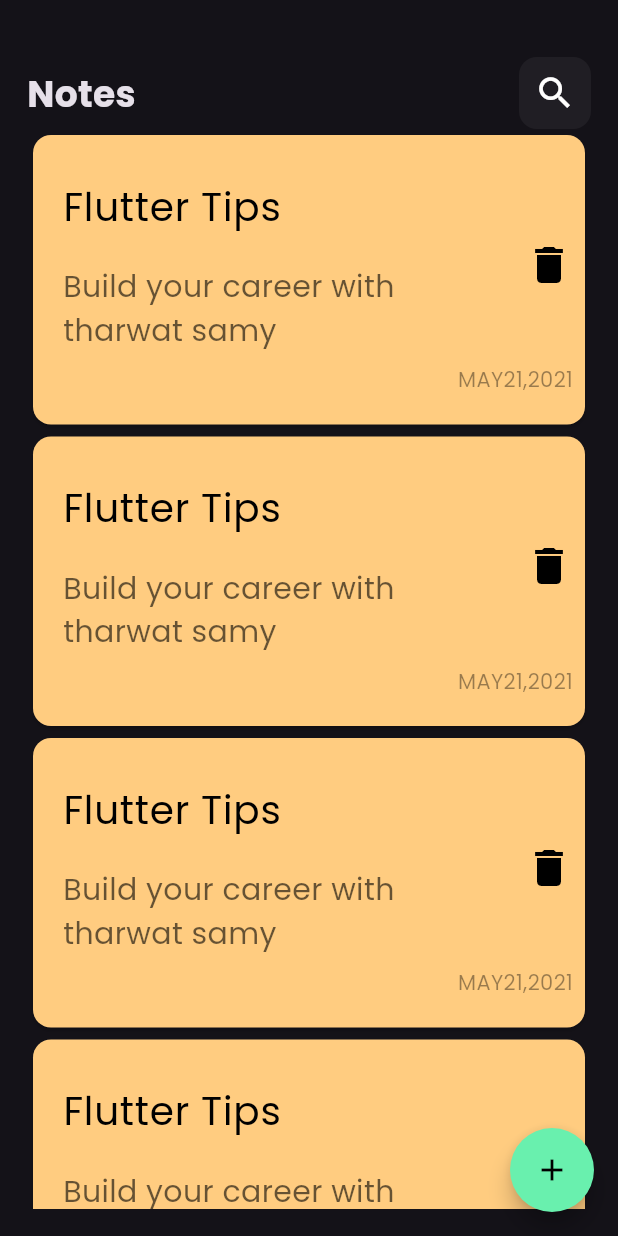
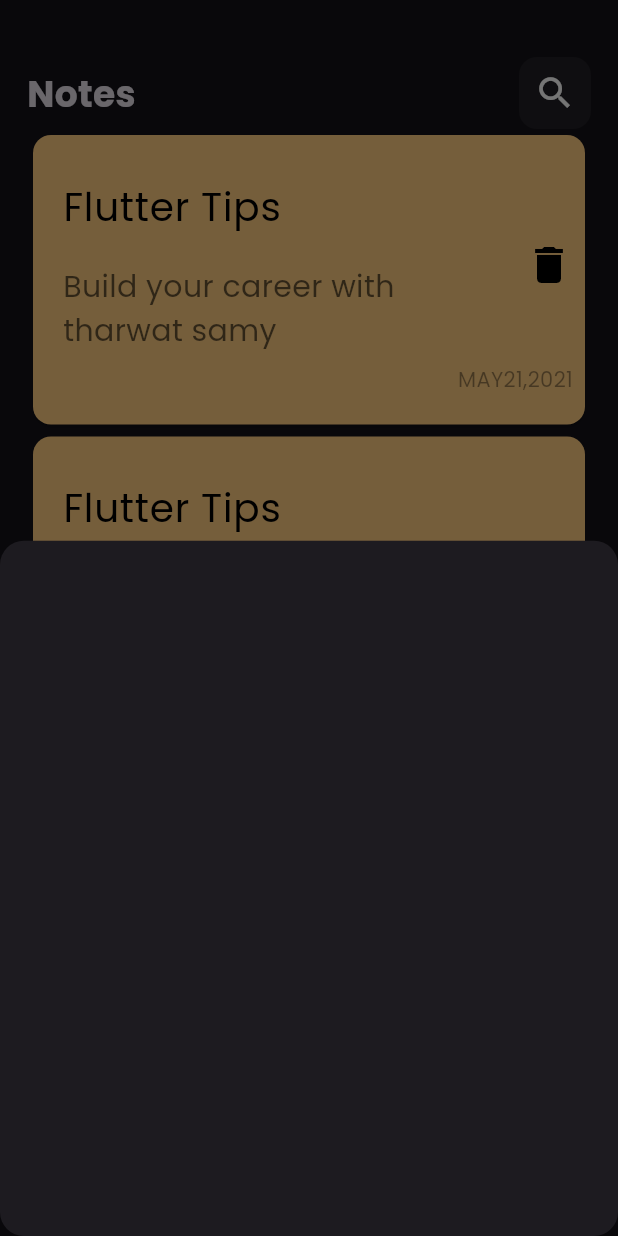
Before and after one commit to ziadel-kent/notes_app, a Flutter app: the screen it shows after launch, after a tap on the "add" icon, on a phone screen of 412 x 824 dp. Run offline on Flutter 3.47's test engine with Material 3 defaults, Android fonts, the phone set to English and light mode, and no system bars.

Commit message:
make modal  bottom sheet+ rounded

```diff
--- a/lib/views/notes_view.dart
+++ b/lib/views/notes_view.dart
@@ -1,4 +1,6 @@
+import 'package:flutter/cupertino.dart';
 import 'package:flutter/material.dart';
+import 'package:notes_app/widgets/add_note_bottom_sheet.dart';
 import 'package:notes_app/widgets/notes_view_body_widget.dart';
 
 class NotesView extends StatelessWidget {
@@ -8,7 +10,17 @@
   Widget build(BuildContext context) {
     return Scaffold(
       floatingActionButton: FloatingActionButton(
-        onPressed: () {},
+        onPressed: () {
+          showModalBottomSheet(
+            shape: RoundedRectangleBorder(
+              borderRadius: BorderRadius.circular(16),
+            ),
+            context: context,
+            builder: (context) {
+              return const AddNoteBottomSheet();
+            },
+          );
+        },
         shape: CircleBorder(),
         backgroundColor: Colors.greenAccent,
         child: Icon(Icons.add, color: Colors.black),
--- /dev/null
+++ b/lib/widgets/add_note_bottom_sheet.dart
@@ -0,0 +1,12 @@
+import 'package:flutter/material.dart';
+
+class AddNoteBottomSheet extends StatelessWidget {
+  const AddNoteBottomSheet({super.key});
+
+  @override
+  Widget build(BuildContext context) {
+    return Container(
+      // decoration: BoxDecoration(borderRadius: BorderRadius.circular(4)),
+    );
+  }
+}
--- a/lib/widgets/notes_list_view_item.dart
+++ b/lib/widgets/notes_list_view_item.dart
@@ -6,8 +6,9 @@
 
   @override
   Widget build(BuildContext context) {
-    return   Expanded(
+    return Expanded(
       child: ListView.builder(
+        padding: EdgeInsets.all(0),
         itemBuilder: (context, index) {
           return CustomNotesItem();
         },
```
